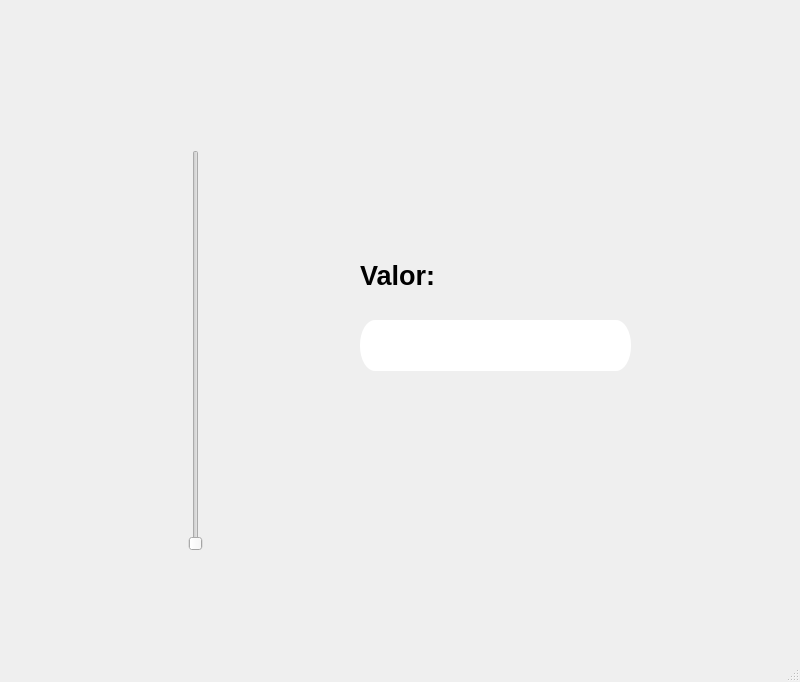
Before: the Qt Designer form Unidad 2/P06_Componente_verticalSlider_Ejemplo.ui in Alex-gs22/PIP_2025_1_Eq7, drawn with Qt 5.
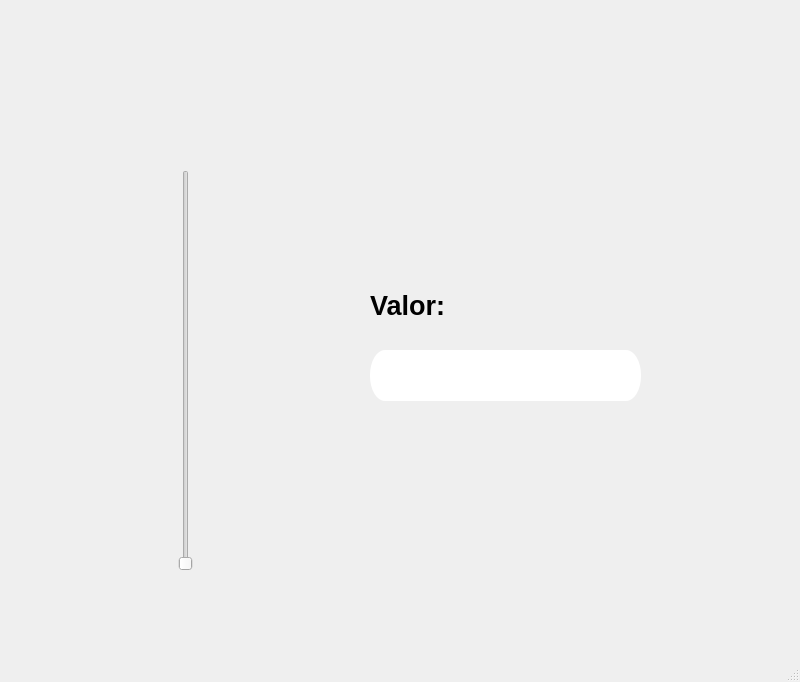
After: the same form once the commit is applied. Icons and pictures are not drawn.

```diff
--- a/Unidad 2/P06_Componente_verticalSlider_Ejemplo.ui
+++ b/Unidad 2/P06_Componente_verticalSlider_Ejemplo.ui
@@ -17,9 +17,9 @@
    <widget class="QLabel" name="label_2">
     <property name="geometry">
      <rect>
-      <x>650</x>
+      <x>660</x>
       <y>10</y>
-      <width>131</width>
+      <width>121</width>
       <height>101</height>
      </rect>
     </property>
@@ -46,7 +46,7 @@
      <rect>
       <x>0</x>
       <y>10</y>
-      <width>131</width>
+      <width>221</width>
       <height>101</height>
      </rect>
     </property>
@@ -71,8 +71,8 @@
    <widget class="QLineEdit" name="txt_valor">
     <property name="geometry">
      <rect>
-      <x>360</x>
-      <y>320</y>
+      <x>370</x>
+      <y>350</y>
       <width>271</width>
       <height>51</height>
      </rect>
@@ -94,8 +94,8 @@
    <widget class="QLabel" name="label">
     <property name="geometry">
      <rect>
-      <x>360</x>
-      <y>260</y>
+      <x>370</x>
+      <y>290</y>
       <width>151</width>
       <height>31</height>
      </rect>
@@ -113,8 +113,8 @@
    <widget class="QSlider" name="verticalSlider">
     <property name="geometry">
      <rect>
-      <x>80</x>
-      <y>150</y>
+      <x>70</x>
+      <y>170</y>
       <width>231</width>
       <height>401</height>
      </rect>
```
Left out of the diff: 5 changed lines with no effect on the pictures.
